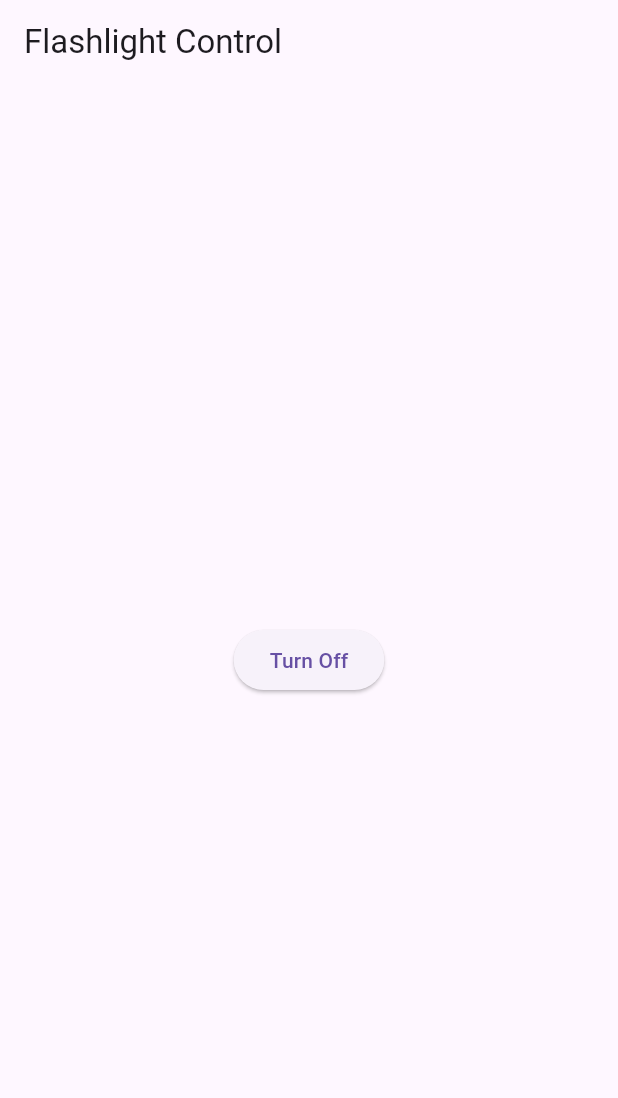
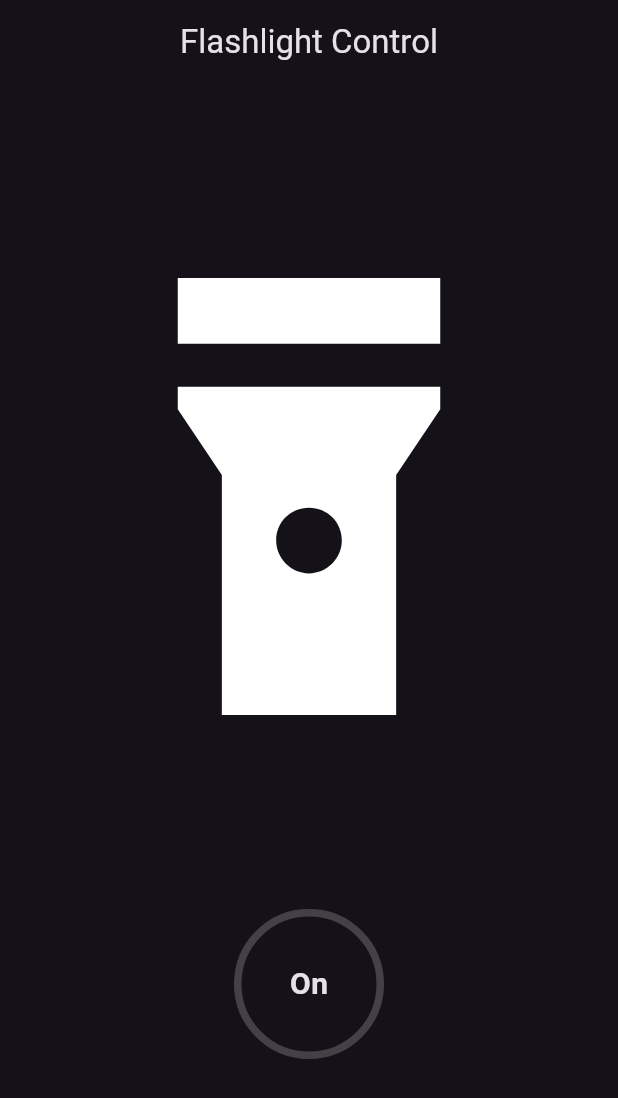
Before and after one commit to rajuislamdev/Flash-Light, a Flutter app: the screen it shows after launch, on a phone screen of 412 x 824 dp. Shown: the top 1098 px of the screen. Run offline on Flutter 3.47's test engine with Material 3 defaults, Android fonts, the phone set to English and light mode, and no system bars.

Commit message:
Change the UI

```diff
--- a/lib/main.dart
+++ b/lib/main.dart
@@ -8,8 +8,9 @@ class MyApp extends StatelessWidget {
 
   @override
   Widget build(BuildContext context) {
-    return const MaterialApp(
-      home: FlashlightControllScreen(),
+    return MaterialApp(
+      theme: ThemeData.dark(),
+      home: const FlashlightControllScreen(),
     );
   }
 }
@@ -28,7 +29,7 @@ class _FlashlightControllScreenState extends State<FlashlightControllScreen> {
   static const eventChannel =
       EventChannel('com.example.flashlight_app/flashlight_event');
 
-  bool isFlashlightOn = true;
+  bool isFlashlightOn = false;
 
   @override
   void initState() {
@@ -62,13 +63,46 @@ class _FlashlightControllScreenState extends State<FlashlightControllScreen> {
   @override
   Widget build(BuildContext context) {
     return Scaffold(
-      appBar: AppBar(
-        title: const Text('Flashlight Control'),
-      ),
-      body: Center(
-        child: ElevatedButton(
-          onPressed: _toggleFlashlight,
-          child: Text(isFlashlightOn ? 'Turn Off' : 'Turn On'),
+        appBar: AppBar(
+          centerTitle: true,
+          title: const Text('Flashlight Control'),
+        ),
+        body: Center(
+          child: Column(
+            children: [
+              const SizedBox(height: 100),
+              Icon(
+                isFlashlightOn ? Icons.flashlight_off : Icons.flashlight_on,
+                size: 350,
+                color: !isFlashlightOn ? Colors.white : Colors.amber,
+              ),
+              const SizedBox(height: 100),
+              _buildFlashlightButton()
+            ],
+          ),
+        ));
+  }
+
+  Widget _buildFlashlightButton() {
+    return InkWell(
+      onTap: _toggleFlashlight,
+      borderRadius: BorderRadius.circular(100),
+      child: Container(
+        height: 100,
+        width: 100,
+        decoration: BoxDecoration(
+          shape: BoxShape.circle,
+          border: Border.all(
+              width: 5,
+              color: isFlashlightOn
+                  ? Colors.amber
+                  : Colors.white.withOpacity(0.2)),
+        ),
+        child: Center(
+          child: Text(
+            isFlashlightOn ? 'Off' : 'On',
+            style: const TextStyle(fontSize: 20, fontWeight: FontWeight.w700),
+          ),
         ),
       ),
     );
--- a/pubspec.yaml
+++ b/pubspec.yaml
@@ -2,7 +2,7 @@ name: flashlight_app
 description: "A new Flutter project."
 # The following line prevents the package from being accidentally published to
 # pub.dev using `flutter pub publish`. This is preferred for private packages.
-publish_to: 'none' # Remove this line if you wish to publish to pub.dev
+publish_to: "none" # Remove this line if you wish to publish to pub.dev
 
 # The following defines the version and build number for your application.
 # A version number is three numbers separated by dots, like 1.2.43
@@ -19,7 +19,7 @@ publish_to: 'none' # Remove this line if you wish to publish to pub.dev
 version: 1.0.0+1
 
 environment:
-  sdk: '>=3.3.4 <4.0.0'
+  sdk: ">=3.3.3 <4.0.0"
 
 # Dependencies specify other packages that your package needs in order to work.
 # To automatically upgrade your package dependencies to the latest versions
@@ -30,7 +30,6 @@ environment:
 dependencies:
   flutter:
     sdk: flutter
-
 
   # The following adds the Cupertino Icons font to your application.
   # Use with the CupertinoIcons class for iOS style icons.
@@ -52,7 +51,6 @@ dev_dependencies:
 
 # The following section is specific to Flutter packages.
 flutter:
-
   # The following line ensures that the Material Icons font is
   # included with your application, so that you can use the icons in
   # the material Icons class.
```
Also changed, not shown: pubspec.lock.
